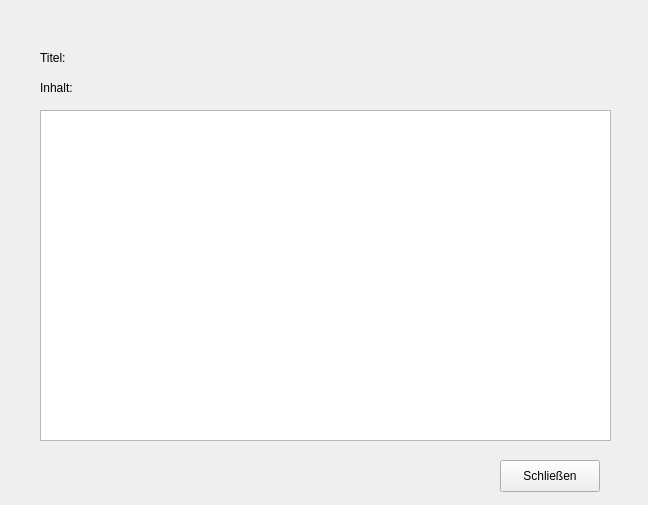
First picture: the form in detailshownote.ui, repository as070700/Noteapp, before the edit.
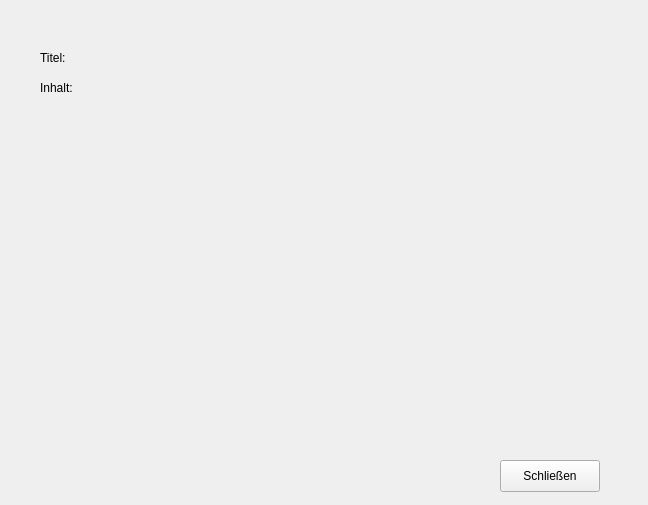
Second picture: the form after the edit.

What changed in the file:
```diff
--- a/detailshownote.ui
+++ b/detailshownote.ui
@@ -52,17 +52,7 @@
     <string>Inhalt:</string>
    </property>
   </widget>
-  <widget class="QTextBrowser" name="textBrowser_content">
-   <property name="geometry">
-    <rect>
-     <x>40</x>
-     <y>110</y>
-     <width>571</width>
-     <height>331</height>
-    </rect>
-   </property>
-  </widget>
-  <widget class="QPushButton" name="pushButton_back">
+  <widget class="QPushButton" name="backButton_detailshownote">
    <property name="geometry">
     <rect>
      <x>500</x>
@@ -75,6 +65,19 @@
     <string>Schließen</string>
    </property>
   </widget>
+  <widget class="QLabel" name="label_content_detailshownote">
+   <property name="geometry">
+    <rect>
+     <x>40</x>
+     <y>110</y>
+     <width>561</width>
+     <height>331</height>
+    </rect>
+   </property>
+   <property name="text">
+    <string/>
+   </property>
+  </widget>
  </widget>
  <resources/>
  <connections/>
```
Left out of the diff: 6 changed lines with no effect on the pictures.
